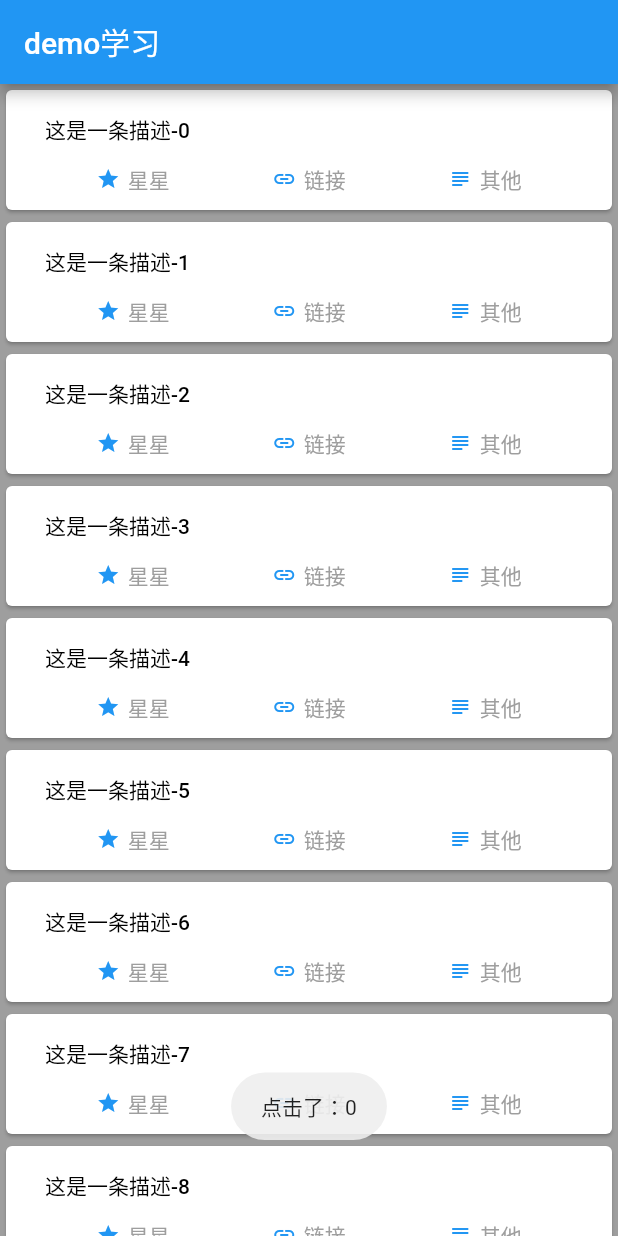
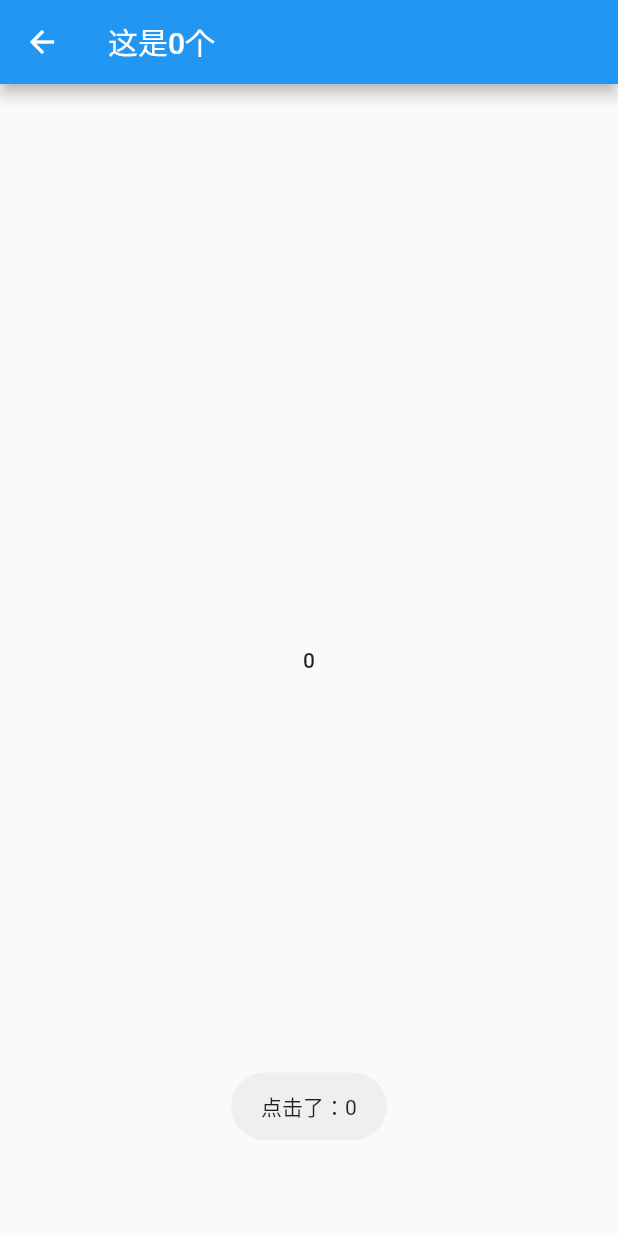
Before and after one commit to zjwzYang/flutter_learn, a Flutter app: the screen it shows after launch, after a tap on an icon or button, on a phone screen of 412 x 824 dp. Run offline on Flutter 3.47's test engine with Material 2 defaults, Android fonts, the phone set to English and light mode, and no system bars; our stand-ins replace fluttertoast.

Commit message:
新增路由

```diff
--- a/lib/main.dart
+++ b/lib/main.dart
@@ -1,12 +1,23 @@
 import 'package:flutter/material.dart';
 import 'package:fluttertoast/fluttertoast.dart';
+import 'second.dart';
 
 void main() => runApp(DemoApp());
 
 class DemoApp extends StatelessWidget {
   @override
   Widget build(BuildContext context) {
-    return new MaterialApp(home: DemoPage());
+    return new MaterialApp(
+      home: DemoPage(),
+      routes: {
+        "/second": (context) {
+          return new SecondPage();
+        },
+        "/main": (context) {
+          return new DemoPage();
+        }
+      },
+    );
   }
 }
 
@@ -57,8 +68,11 @@ class _DemoItemState extends State<DemoItem> {
                   msg: "点击了：" + index.toString(),
                   toastLength: Toast.LENGTH_SHORT,
                   gravity: ToastGravity.BOTTOM,
-                  timeInSecForIos: 1,
                 );
+//                Navigator.push(context, MaterialPageRoute(builder: (context) {
+//                  return new SecondPage();
+//                }));
+                Navigator.of(context).pushNamed("/second", arguments: index);
               },
               child: new Padding(
                 padding: new EdgeInsets.only(
--- /dev/null
+++ b/lib/second.dart
@@ -0,0 +1,31 @@
+import 'package:flutter/material.dart';
+
+/**
+ * 这个页面是为了路由
+ *
+ * 1.组件路由：在main中用Navigator.push(context, MaterialPageRoute(builder: (context) {})
+ * 2.命名路由：Navigator.of(context).pushNamed("/second");
+ */
+class SecondPage extends StatefulWidget {
+  @override
+  _SecondPageState createState() => _SecondPageState();
+}
+
+class _SecondPageState extends State<SecondPage> {
+  @override
+  Widget build(BuildContext context) {
+    var index = ModalRoute.of(context).settings.arguments;
+    return Scaffold(
+      appBar: new AppBar(
+        title: new Text("这是" + index.toString() + "个"),
+      ),
+      body: Center(
+          child: new FlatButton(
+        onPressed: () {
+          Navigator.pop(context);
+        },
+        child: new Text(index.toString()),
+      )),
+    );
+  }
+}
```
